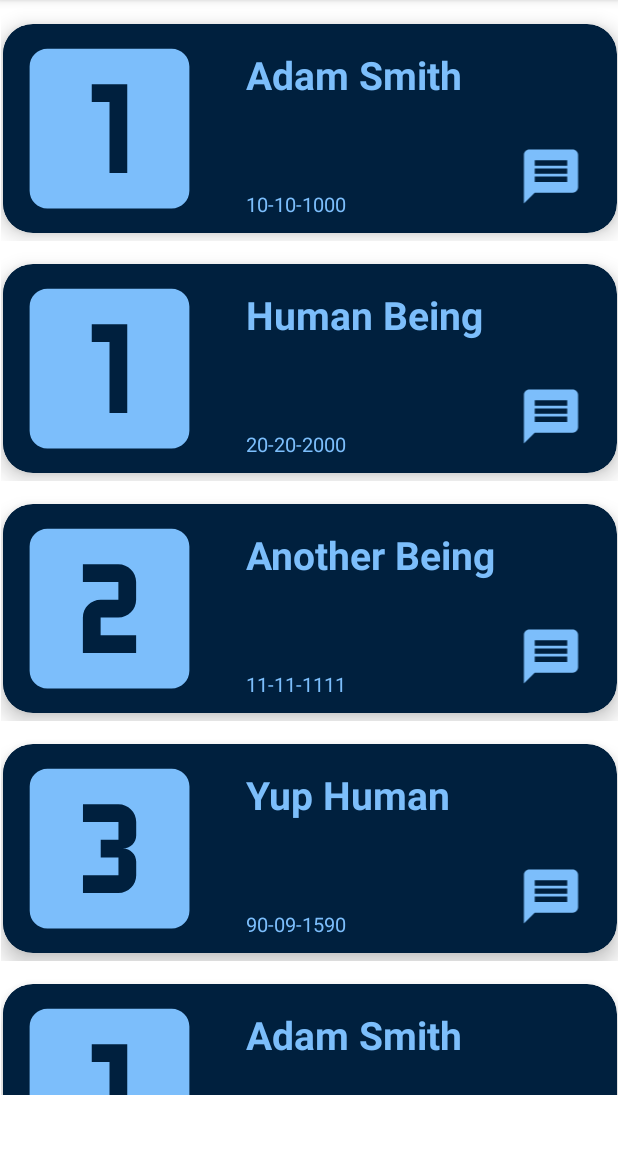
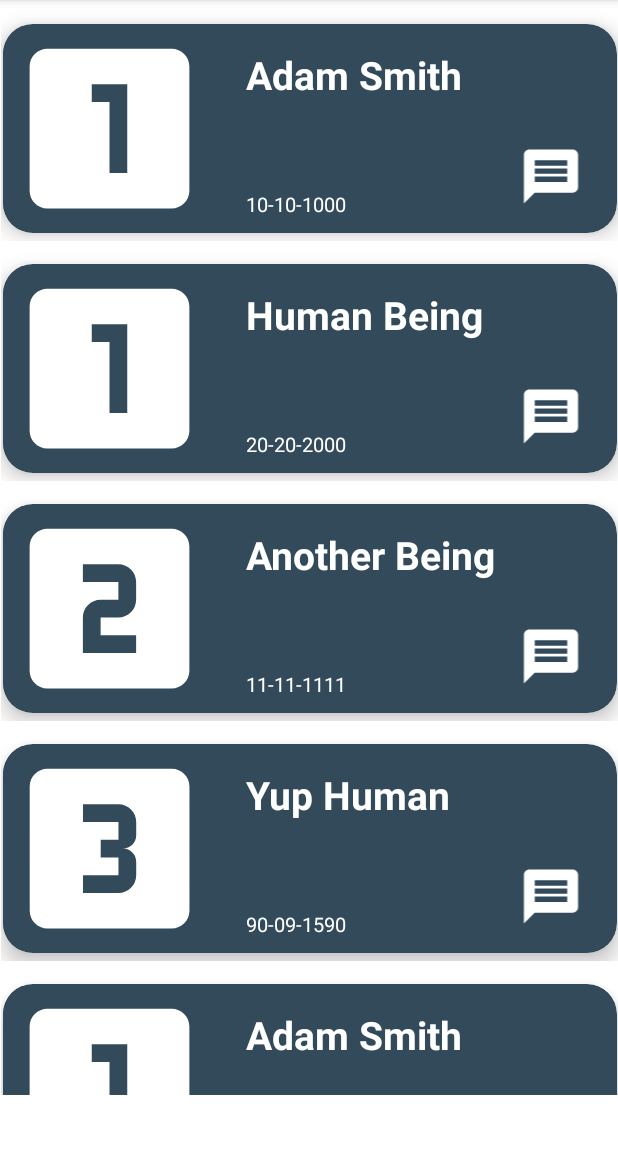
Before and after one commit to jmaydwell1/SpotMe, an Android app: the screen it shows after launch (MainMatchMessageActivity), on a phone screen of 412 x 824 dp, the part 84-1236 px from its top. Run offline under Robolectric (Android 15) with nearby library versions, the phone set to English and light mode, and no system bars.

Commit message:
i have added the colours to the xml!

```diff
--- a/app/src/main/res/layout/matched_r_view_row.xml
+++ b/app/src/main/res/layout/matched_r_view_row.xml
@@ -39,7 +39,7 @@
                 app:layout_constraintTop_toTopOf="parent"
                 app:layout_constraintVertical_bias="0.333"
                 app:srcCompat="@drawable/ic_baseline_looks_one_24"
-                app:tint="@color/spotMe_lightBlue" />
+                app:tint="@color/white" />
 
             <ImageView
                 android:id="@+id/messageIcon"
@@ -54,7 +54,7 @@
                 app:layout_constraintTop_toTopOf="parent"
                 app:layout_constraintVertical_bias="0.833"
                 app:srcCompat="@drawable/ic_baseline_message_24"
-                app:tint="@color/spotMe_lightBlue" />
+                app:tint="@color/white" />
 
             <TextView
                 android:id="@+id/nameOfMatch"
@@ -63,7 +63,7 @@
                 android:layout_marginStart="20dp"
                 android:text="@string/adam_smith"
                 android:textAlignment="textStart"
-                android:textColor="@color/spotMe_lightBlue"
+                android:textColor="@color/white"
                 android:textSize="26sp"
                 android:textStyle="bold"
                 app:layout_constraintBottom_toBottomOf="parent"
@@ -82,7 +82,7 @@
                 android:layout_marginBottom="16dp"
                 android:text="@string/matched_on_14_11_2021"
                 android:textAlignment="textStart"
-                android:textColor="@color/spotMe_lightBlue"
+                android:textColor="@color/white"
                 android:textSize="13sp"
                 app:layout_constraintBottom_toBottomOf="parent"
                 app:layout_constraintEnd_toEndOf="parent"
--- a/app/src/main/res/values/colors.xml
+++ b/app/src/main/res/values/colors.xml
@@ -7,6 +7,6 @@
     <color name="teal_700">#FF018786</color>
     <color name="black">#000000</color>
     <color name="white">#FFFFFFFF</color>
-    <color name="spotMe_darkBlue">#FF00203E</color>
-    <color name="spotMe_lightBlue">#FF7CBEFB</color>
+    <color name="spotMe_darkBlue">#324A59</color>
+    <color name="spotMe_grey">#808080</color>
 </resources>
```
